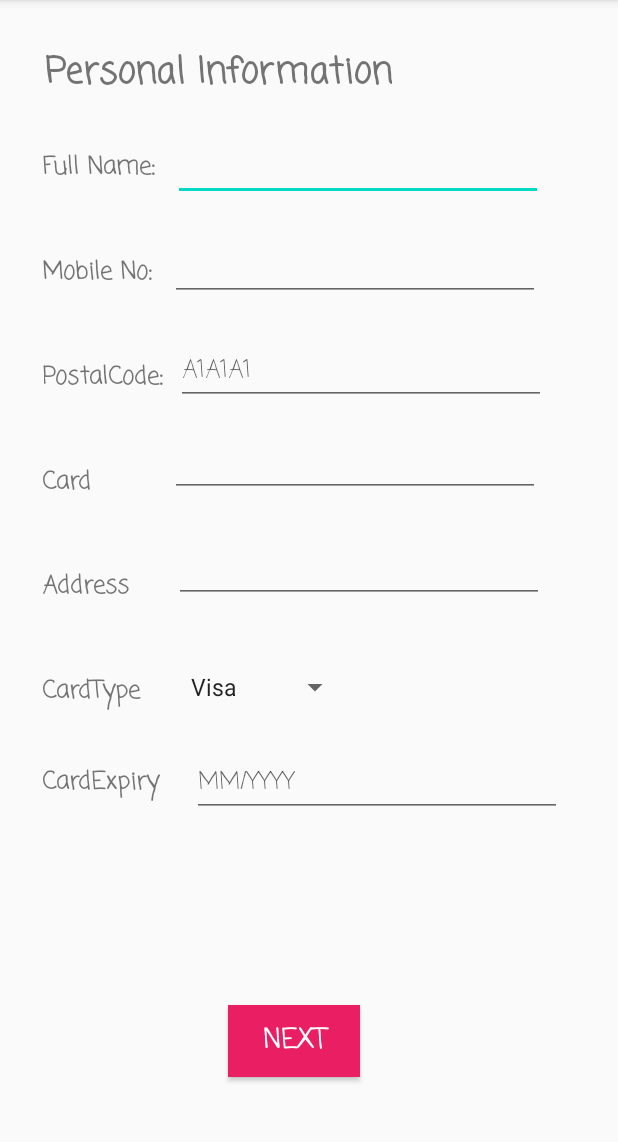
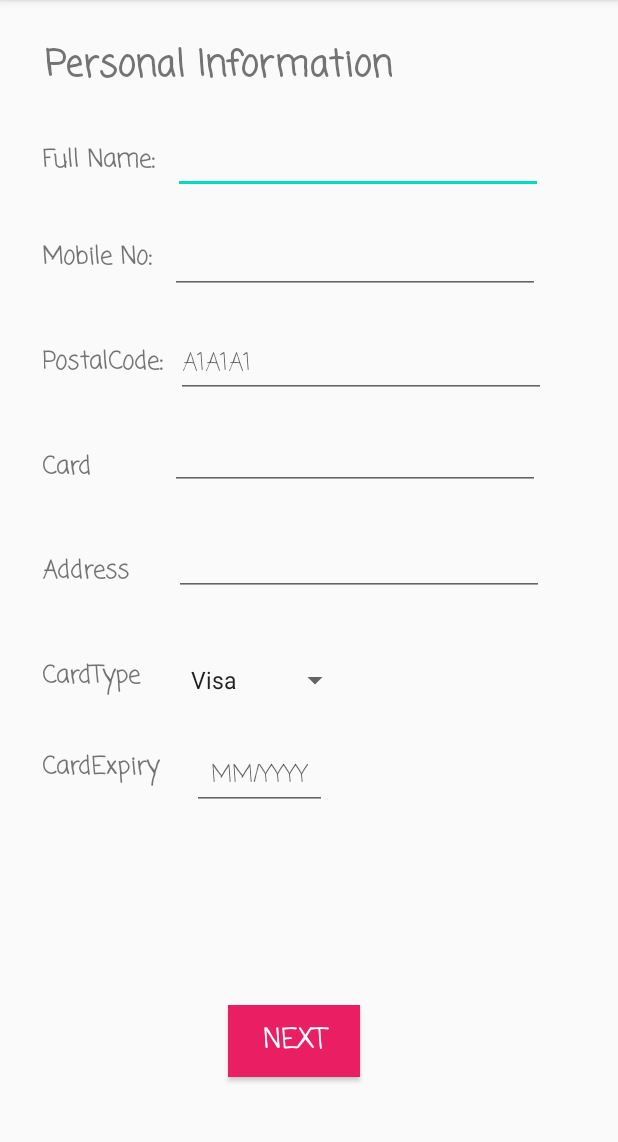
Before and after one commit to sgadkari23/pizza-app-andriod, an Android app: the CustomerDetails screen opened directly, with no data from a screen before it, on a phone screen of 412 x 824 dp, the part 84-1226 px from its top. Run offline under Robolectric (Android 15) with nearby library versions, the phone set to English and light mode, and no system bars; Roboto replaces fonts that are not available here; 1 statement that could not run was skipped.

Commit message:
UI changes

```diff
--- a/app/src/main/java/com/example/pizzaorderingapp/MainActivity.kt
+++ b/app/src/main/java/com/example/pizzaorderingapp/MainActivity.kt
@@ -5,7 +5,6 @@ import androidx.appcompat.app.AppCompatActivity
 import android.os.Bundle
 import android.view.Menu
 import android.view.MenuItem
-import android.widget.Toast
 
 class MainActivity : AppCompatActivity() {
     override fun onCreate(savedInstanceState: Bundle?) {
--- a/app/src/main/java/com/example/pizzaorderingapp/PizzaSizeActivity.kt
+++ b/app/src/main/java/com/example/pizzaorderingapp/PizzaSizeActivity.kt
@@ -16,9 +16,10 @@ class PizzaSizeActivity : AppCompatActivity() {
         super.onCreate(savedInstanceState)
         setContentView(R.layout.activity_pizza_size)
 
-        // Extract intent passed from previous activity
+        // Extract intent data passed from previous activity
         order = intent.extras?.get("pizzaOrder") as Order
 
+        // Populate pizza size
         radioGroup.setOnCheckedChangeListener(
             RadioGroup.OnCheckedChangeListener { group, checkedId ->
                 val radio: RadioButton = findViewById(checkedId)
--- a/app/src/main/java/com/example/pizzaorderingapp/PizzaToppingActivity.kt
+++ b/app/src/main/java/com/example/pizzaorderingapp/PizzaToppingActivity.kt
@@ -18,7 +18,9 @@ class PizzaToppingActivity : AppCompatActivity() {
     override fun onCreate(savedInstanceState: Bundle?) {
         super.onCreate(savedInstanceState)
         setContentView(R.layout.activity_pizza_topping)
+        // extract intent data
         order = intent.extras?.get("pizzaOrder") as Order
+        // initialize checkbox
         checkBoxCheese = findViewById(R.id.checkBoxCheese)
         checkBoxGreenPepper = findViewById(R.id.checkBoxGreenPepper)
         checkBoxSmokedHam = findViewById(R.id.checkBoxSmokedHam)
@@ -26,7 +28,7 @@ class PizzaToppingActivity : AppCompatActivity() {
         checkBoxBlackOlives = findViewById(R.id.checkBoxBlackOlives)
     }
 
-    // Method to handle show button on click
+    // Method to handle next button on click
     fun handleOnCheckoutButtonClick(v: View) {
         // Create toppings string using stringbuilder
         val toppings = StringBuilder()
@@ -46,6 +48,7 @@ class PizzaToppingActivity : AppCompatActivity() {
         if (checkBoxBlackOlives.isChecked) {
             toppings.append(getString(R.string.toppings_blackolives)+"\n")
         }
+
         order?.toppings = toppings.toString()
 
         // Call customer details activity
--- a/app/src/main/res/layout/activity_customer_details.xml
+++ b/app/src/main/res/layout/activity_customer_details.xml
@@ -13,7 +13,7 @@
         android:layout_marginStart="28dp"
         android:layout_marginTop="32dp"
         android:fontFamily="casual"
-        android:text="Full Name:"
+        android:text="@string/tv_full_name"
         android:textSize="16sp"
         android:textStyle="bold"
         app:layout_constraintStart_toStartOf="parent"
@@ -24,7 +24,7 @@
         android:layout_width="wrap_content"
         android:layout_height="wrap_content"
         android:layout_marginStart="28dp"
-        android:layout_marginTop="45dp"
+        android:layout_marginTop="40dp"
         android:fontFamily="casual"
         android:text="Mobile No:"
         android:textSize="16sp"
@@ -179,7 +179,7 @@
         android:layout_width="wrap_content"
         android:layout_height="wrap_content"
         android:layout_marginStart="30dp"
-        android:layout_marginTop="30dp"
+        android:layout_marginTop="25dp"
         android:fontFamily="casual"
         android:text="Personal Information"
         android:textSize="24sp"
@@ -202,7 +202,7 @@
 
     <EditText
         android:id="@+id/editTextCardExpiry"
-        android:layout_width="wrap_content"
+        android:layout_width="90dp"
         android:layout_height="wrap_content"
         android:layout_marginStart="21dp"
         android:layout_marginTop="29dp"
@@ -211,6 +211,7 @@
         android:hint="MM/YYYY"
         android:inputType="date"
         android:maxLines="1"
+        android:textAlignment="center"
         android:textSize="16sp"
         app:layout_constraintStart_toEndOf="@+id/textView10"
         app:layout_constraintTop_toBottomOf="@+id/spinnerCardtype" />
--- a/app/src/main/res/layout/activity_main.xml
+++ b/app/src/main/res/layout/activity_main.xml
@@ -10,7 +10,7 @@
         android:id="@+id/textView"
         android:layout_width="wrap_content"
         android:layout_height="wrap_content"
-        android:layout_marginStart="28dp"
+        android:layout_marginStart="20dp"
         android:layout_marginBottom="92dp"
         android:fontFamily="cursive"
         android:shadowColor="#FFFFFF"
--- a/app/src/main/res/layout/activity_pizza_size.xml
+++ b/app/src/main/res/layout/activity_pizza_size.xml
@@ -14,7 +14,7 @@
         android:backgroundTint="@color/colorPrimary"
         android:fontFamily="@font/andada"
         android:onClick="handleOnChooseToppingButtonClick"
-        android:text="Next"
+        android:text="@string/btn_next"
         android:textColor="#ECE2E2"
         android:textSize="18sp"
         app:layout_constraintBottom_toBottomOf="parent"
--- a/app/src/main/res/values/strings.xml
+++ b/app/src/main/res/values/strings.xml
@@ -21,6 +21,8 @@
     <string name="toppings_smokedham">Smoked Ham</string>
     <string name="toppings_spinach">Spinach</string>
     <string name="toppings_blackolives">Black Olives</string>
+    <string name="btn_next">Next</string>
+    <string name="tv_full_name">Full Name:</string>
     <string-array name="payment_cardtype">
         <item>Visa</item>
         <item>Master</item>
```
